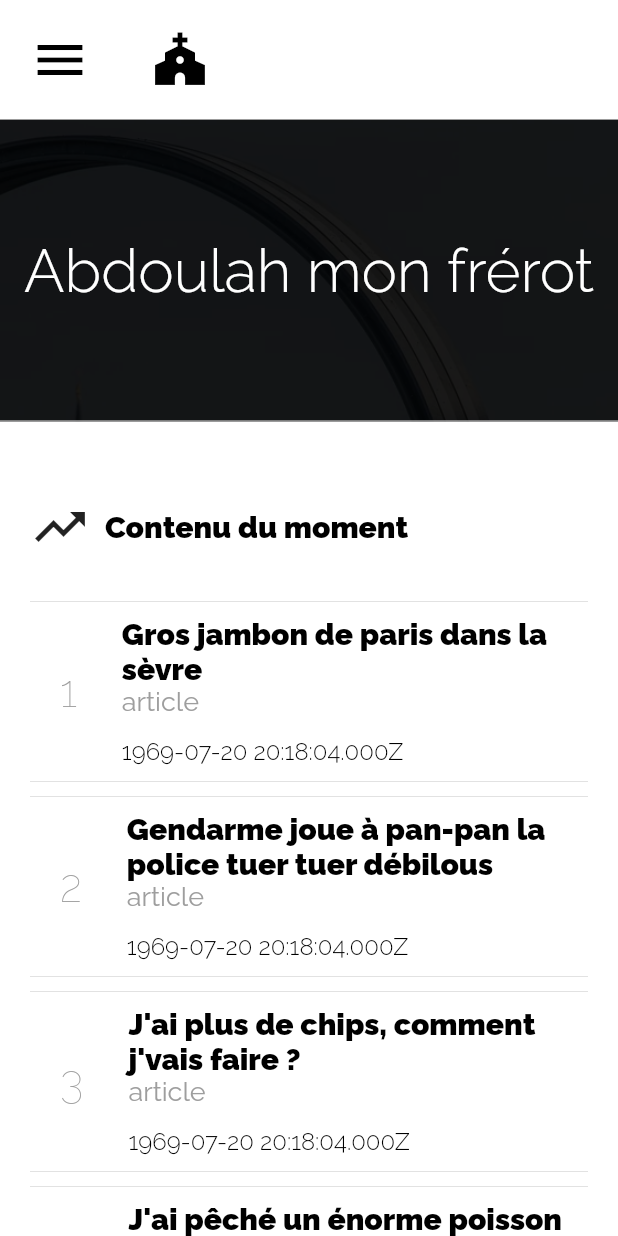
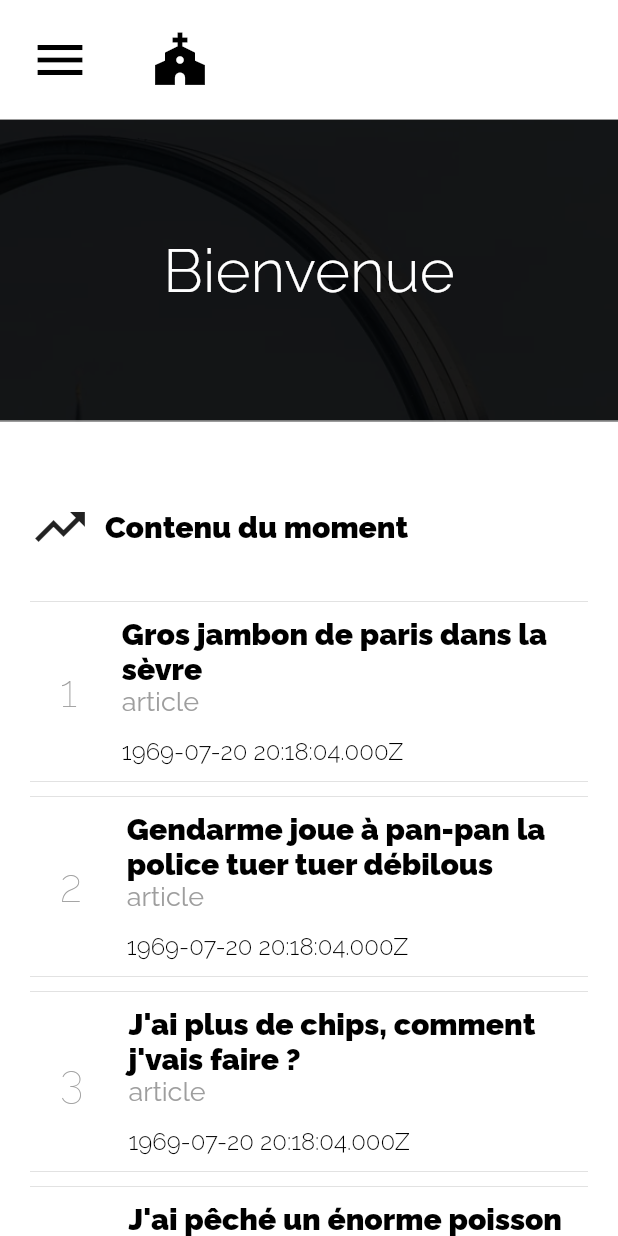
Before and after one commit to Elymne/les-mediateurs, a Flutter app: the screen it shows after launch, after a tap on the "menu" icon, on a phone screen of 412 x 824 dp. Run offline on Flutter 3.47's test engine with Material 2 defaults, Android fonts, the light colour scheme and no system bars; our stand-ins replace dio, flutter_riverpod, freezed_annotation; generated files the repository leaves out were written again.

Commit message:
feat : animated text on catchphrase box

```diff
--- a/lib/features/home/presentation/home_page.dart
+++ b/lib/features/home/presentation/home_page.dart
@@ -27,6 +27,8 @@ class _State extends ConsumerState<HomePage> with SingleTickerProviderStateMixin
     CurvedAnimation(parent: animationController, curve: Curves.easeInOut),
   )..addListener(() => setState(() {}));
 
+  bool canDisplayContent = false;
+
   // TODO Gérer ça proprement nom d'une chienne.
   final List<Widget> contents = [
     const CatchTextContainer(),
@@ -42,8 +44,10 @@ class _State extends ConsumerState<HomePage> with SingleTickerProviderStateMixin
   @override
   void initState() {
     super.initState();
-    if (widget.shouldSkipAnimation == false) {
-      startAnimation();
+
+    if (widget.shouldSkipAnimation == true) {
+      animationController.forward();
+      canDisplayContent = true;
     }
   }
 
@@ -51,21 +55,10 @@ class _State extends ConsumerState<HomePage> with SingleTickerProviderStateMixin
   Widget build(BuildContext context) {
     final size = MediaQuery.of(context).size;
 
+    /// TODO Manage or not very small screen.
     if (size.width < 360) {
-      return const Scaffold(
-        backgroundColor: Colors.black,
-        body: SafeArea(
-          child: Center(
-            child: Text(
-              "(:",
-              style: TextStyle(
-                fontSize: 100,
-                color: Colors.white,
-              ),
-            ),
-          ),
-        ),
-      );
+      // Hideux n'est-ce-pas.
+      return const Scaffold(backgroundColor: Colors.black, body: SafeArea(child: Center(child: Text("(:", style: TextStyle(fontSize: 100, color: Colors.white)))));
     }
 
     return Scaffold(
@@ -73,15 +66,25 @@ class _State extends ConsumerState<HomePage> with SingleTickerProviderStateMixin
       body: SafeArea(
         child: Stack(
           children: [
-            HomeBackground(skipAnimation: widget.shouldSkipAnimation),
+            HomeBackground(
+              skipAnimation: widget.shouldSkipAnimation,
+              onAnimationFinished: () {
+                animationController.forward();
+                setState(() {
+                  canDisplayContent = true;
+                });
+              },
+            ),
+            if (canDisplayContent)
               Opacity(
-              opacity: widget.shouldSkipAnimation ? 1 : fadeInAnimation.value,
+                opacity: fadeInAnimation.value,
                 child: const Header(),
               ),
+            if (canDisplayContent)
               Padding(
                 padding: const EdgeInsets.only(top: 80),
                 child: Opacity(
-                opacity: widget.shouldSkipAnimation ? 1 : fadeInAnimation.value,
+                  opacity: fadeInAnimation.value,
                   child: ListView.builder(
                     shrinkWrap: true,
                     itemCount: contents.length,
@@ -96,10 +99,4 @@ class _State extends ConsumerState<HomePage> with SingleTickerProviderStateMixin
       ),
     );
   }
-
-  ///
-  Future startAnimation() async {
-    await Future.delayed(const Duration(milliseconds: 2200));
-    animationController.forward();
 }
-}
--- a/lib/features/home/presentation/widgets/catch_text_container.dart
+++ b/lib/features/home/presentation/widgets/catch_text_container.dart
@@ -3,6 +3,7 @@ import 'package:flutter_riverpod/flutter_riverpod.dart';
 import 'package:les_mediateurs/core/constantes.dart';
 import 'package:les_mediateurs/shared/l10n/locals.dart';
 import 'package:les_mediateurs/shared/l10n/providers/locals_provider.dart';
+import 'package:les_mediateurs/shared/widgets/animated_text/animated_text.dart';
 
 class CatchTextContainer extends ConsumerStatefulWidget {
   const CatchTextContainer({super.key});
@@ -25,26 +26,28 @@ class _State extends ConsumerState<CatchTextContainer> {
     final size = MediaQuery.of(context).size;
 
     if (size.width < mediumScreenCapWidth && size.width >= smallScreenCapWith) {
-      return const SizedBox(
+      return SizedBox(
         height: 300,
         child: Padding(
-          padding: EdgeInsets.symmetric(horizontal: 60),
+          padding: const EdgeInsets.symmetric(horizontal: 60),
           child: Column(
             mainAxisSize: MainAxisSize.max,
             mainAxisAlignment: MainAxisAlignment.center,
             crossAxisAlignment: CrossAxisAlignment.start,
             children: [
-              Text(
-                "Abdoulah mon frérot",
-                style: TextStyle(
+              AnimatedText(
+                data: locals.getLocals(context).home_page_catch_phrase,
+                duration: const Duration(milliseconds: 800),
+                style: const TextStyle(
                   color: Colors.white,
                   fontSize: 60,
                   fontWeight: FontWeight.w300,
                 ),
               ),
-              Text(
-                "Retrouve les dernières info sur Jésus au ski, zébi il l'a volé mes airpods cet enculé...",
-                style: TextStyle(
+              AnimatedText(
+                data: locals.getLocals(context).home_page_catch_phrase_bis,
+                duration: const Duration(milliseconds: 1200),
+                style: const TextStyle(
                   color: Colors.white,
                   fontSize: 30,
                   fontWeight: FontWeight.w300,
@@ -57,15 +60,16 @@ class _State extends ConsumerState<CatchTextContainer> {
     }
 
     if (size.width < smallScreenCapWith) {
-      return const SizedBox(
+      return SizedBox(
         height: 200,
         child: Row(
           mainAxisAlignment: MainAxisAlignment.center,
           mainAxisSize: MainAxisSize.max,
           children: [
-            Text(
-              "Abdoulah mon frérot",
-              style: TextStyle(
+            AnimatedText(
+              data: locals.getLocals(context).home_page_catch_phrase,
+              duration: const Duration(milliseconds: 800),
+              style: const TextStyle(
                 color: Colors.white,
                 fontSize: 40,
                 fontWeight: FontWeight.w300,
@@ -76,7 +80,7 @@ class _State extends ConsumerState<CatchTextContainer> {
       );
     }
 
-    return const Row(
+    return Row(
       mainAxisSize: MainAxisSize.max,
       mainAxisAlignment: MainAxisAlignment.center,
       children: [
@@ -88,17 +92,19 @@ class _State extends ConsumerState<CatchTextContainer> {
             mainAxisAlignment: MainAxisAlignment.center,
             crossAxisAlignment: CrossAxisAlignment.start,
             children: [
-              Text(
-                "Abdoulah mon frérot",
-                style: TextStyle(
+              AnimatedText(
+                data: locals.getLocals(context).home_page_catch_phrase,
+                duration: const Duration(milliseconds: 800),
+                style: const TextStyle(
                   color: Colors.white,
                   fontSize: 80,
                   fontWeight: FontWeight.w300,
                 ),
               ),
-              Text(
-                "Retrouve les dernières info sur Jésus au ski, zébi il l'a volé mes airpods cet enculé...",
-                style: TextStyle(
+              AnimatedText(
+                data: locals.getLocals(context).home_page_catch_phrase_bis,
+                duration: const Duration(milliseconds: 1200),
+                style: const TextStyle(
                   color: Colors.white,
                   fontSize: 40,
                   fontWeight: FontWeight.w300,
--- a/lib/features/home/presentation/widgets/home_background.dart
+++ b/lib/features/home/presentation/widgets/home_background.dart
@@ -9,9 +9,11 @@ import 'package:uuid/uuid.dart';
 
 class HomeBackground extends ConsumerStatefulWidget {
   final bool skipAnimation;
+  final void Function() onAnimationFinished;
 
   const HomeBackground({
     super.key,
+    required this.onAnimationFinished,
     this.skipAnimation = false,
   });
 
@@ -34,7 +36,13 @@ class _State extends ConsumerState<HomeBackground> with SingleTickerProviderStat
   late final AnimationController animationController = AnimationController(vsync: this, duration: const Duration(milliseconds: 800));
   late final Animation<double> fadeOutAnimation = Tween(begin: 1.0, end: 0.0).animate(
     CurvedAnimation(parent: animationController, curve: Curves.easeInOut),
-  )..addListener(() => setState(() {}));
+  )
+    ..addListener(() => setState(() {}))
+    ..addStatusListener((status) {
+      if (status == AnimationStatus.completed) {
+        widget.onAnimationFinished();
+      }
+    });
 
   // 2200 mms.
   bool isAnimationOver = false;
--- a/lib/shared/l10n/app_fr.arb
+++ b/lib/shared/l10n/app_fr.arb
@@ -6,5 +6,7 @@
     "header_sign_in": "S'inscrire",
     "header_auth": "Se connecter",
     "@HOME_PAGE": {},
-    "home_page_app_name": "LES MÉDIATEURS"
+    "home_page_app_name": "LES MÉDIATEURS",
+    "home_page_catch_phrase": "Bienvenue",
+    "home_page_catch_phrase_bis": "Retrouves les dernières informations des médiateurs"
 }
```
Lines whose indentation alone changed are shown as unchanged.
